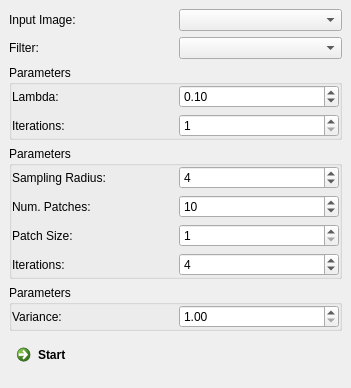
The window that Plugins/org.mitk.gui.qt.diffusionimaging.denoising/src/internal/QmitkDenoisingViewControls.ui (MITK/MITK) describes before a commit, drawn with Qt 5; both pictures show x 0 to 351 and y 0 to 388 of the 351 by 734 pixel window.
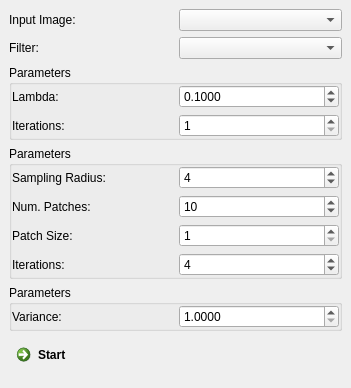
The same window after the commit. Custom widgets are drawn as their Qt base class.

```diff
--- a/Plugins/org.mitk.gui.qt.diffusionimaging.denoising/src/internal/QmitkDenoisingViewControls.ui
+++ b/Plugins/org.mitk.gui.qt.diffusionimaging.denoising/src/internal/QmitkDenoisingViewControls.ui
@@ -106,6 +106,9 @@
       </item>
       <item row="0" column="1">
        <widget class="QDoubleSpinBox" name="m_TvLambdaBox">
+        <property name="decimals">
+         <number>4</number>
+        </property>
         <property name="minimum">
          <double>0.000000000000000</double>
         </property>
@@ -264,6 +267,9 @@
       </property>
       <item row="0" column="1">
        <widget class="QDoubleSpinBox" name="m_GaussVarianceBox">
+        <property name="decimals">
+         <number>4</number>
+        </property>
         <property name="minimum">
          <double>1.000000000000000</double>
         </property>
```
